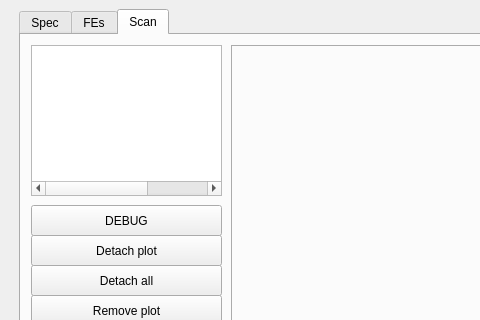
Yarr/Yarr, file gui/YarrGui/yarrgui.ui: the form before one commit; both pictures show x 0 to 480 and y 0 to 320 of the 1000 by 600 pixel window.
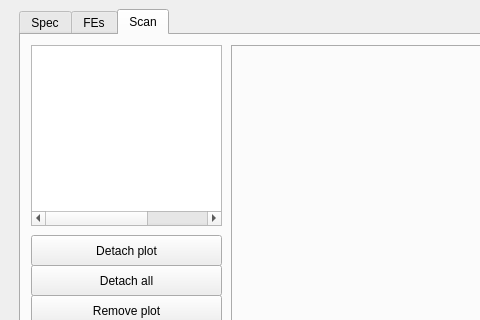
The form after the commit.

The edit to the form file:
```diff
--- a/gui/YarrGui/yarrgui.ui
+++ b/gui/YarrGui/yarrgui.ui
@@ -596,7 +596,7 @@
         <x>10</x>
         <y>10</y>
         <width>191</width>
-        <height>151</height>
+        <height>181</height>
        </rect>
       </property>
       <property name="columnCount">
@@ -650,19 +650,6 @@
        <string>Detach all</string>
       </property>
      </widget>
-     <widget class="QPushButton" name="debugScanButton">
-      <property name="geometry">
-       <rect>
-        <x>10</x>
-        <y>170</y>
-        <width>191</width>
-        <height>31</height>
-       </rect>
-      </property>
-      <property name="text">
-       <string>DEBUG</string>
-      </property>
-     </widget>
      <widget class="QPushButton" name="removeAllButton">
       <property name="geometry">
        <rect>
```
